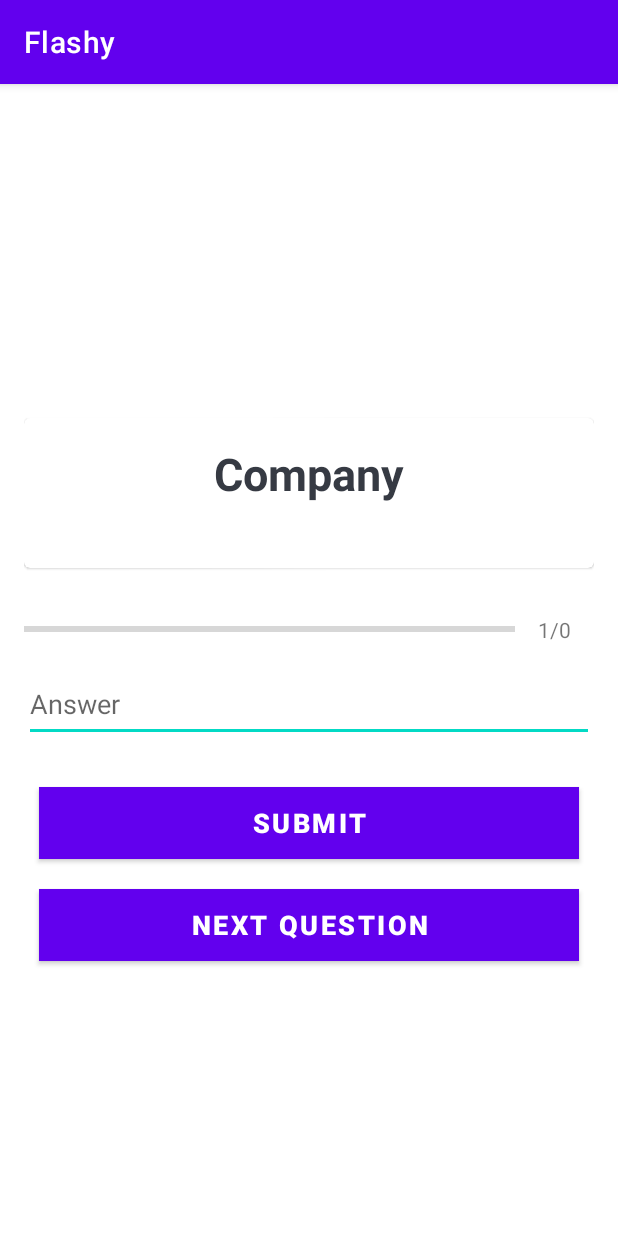
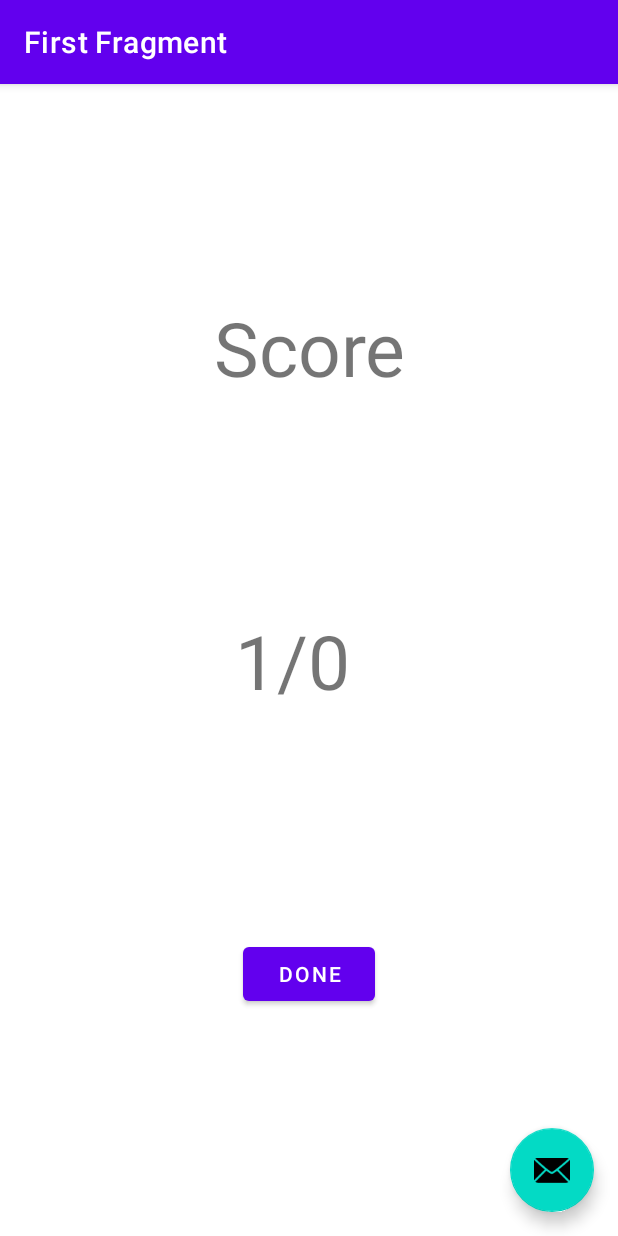
Before and after one commit to Codepath-Android-Group20/Flashy, an Android app: the QuizActivity screen opened directly, with no data from a screen before it, after a tap on "NEXT QUESTION", on a phone screen of 412 x 824 dp. Run offline under Robolectric (Android 15) with nearby library versions, the phone set to English and light mode, and no system bars; our stand-ins replace navigation-ui; libraries missing offline, so code that uses them is left out: com.parse; 4 statements that could not run were skipped.

Commit message:
added quiz results screen

```diff
--- a/app/src/main/AndroidManifest.xml
+++ b/app/src/main/AndroidManifest.xml
@@ -9,6 +9,11 @@
         android:roundIcon="@mipmap/ic_launcher_round"
         android:supportsRtl="true"
         android:theme="@style/Theme.Flashy">
+        <activity
+            android:name=".ResultsActivity"
+            android:exported="true"
+            android:label="@string/title_activity_results"
+            android:theme="@style/Theme.Flashy.NoActionBar" />
         <activity
             android:name=".QuizActivity"
             android:exported="false" />
--- a/app/src/main/java/com/codepath/flashy/QuizActivity.kt
+++ b/app/src/main/java/com/codepath/flashy/QuizActivity.kt
@@ -1,5 +1,6 @@
 package com.codepath.flashy
 
+import android.content.Intent
 import androidx.appcompat.app.AppCompatActivity
 import android.os.Bundle
 
@@ -16,6 +17,7 @@ class QuizActivity : AppCompatActivity() {
     private var progressBar: ProgressBar? = null
     private var tv_term: TextView? = null
     private var tvProgress: TextView? = null
+    private var numCorrect: Int = 0
     private lateinit var btn_submit: Button
     private lateinit var btn_nextQuestion: Button
     private var mCurrentPosition: Int = 1 // THE DEFAULT CURRENT POSITION
@@ -54,6 +56,11 @@ class QuizActivity : AppCompatActivity() {
         setQuestion()
         // Adding a click event for submit button. And Change the questions and check the select answers
         btn_submit.setOnClickListener {
+
+            if(mCurrentPosition ==  mQuestionsList!!.size)
+            {
+
+            }
             val question = mQuestionsList?.get(mCurrentPosition - 1)
             val typedAnswer = findViewById<EditText>(R.id.et_answer).text.toString()
 
@@ -62,11 +69,10 @@ class QuizActivity : AppCompatActivity() {
                 Toast.makeText(this, "The answer is wrong", Toast.LENGTH_LONG).show()
             } else {
                 Toast.makeText(this, "The answer is right", Toast.LENGTH_LONG).show()
+                numCorrect++
             }
 
-            if (mCurrentPosition == mQuestionsList!!.size) {
-                btn_submit?.text = "FINISH"
-            }
+
         }
 
         // move to next question
@@ -74,6 +80,15 @@ class QuizActivity : AppCompatActivity() {
             mCurrentPosition++
             if (mCurrentPosition <= mQuestionsList!!.size) {
                 setQuestion()
+            }
+            else{
+                //show results
+                Toast.makeText(this, numCorrect.toString(), Toast.LENGTH_SHORT).show()
+                // new intent results screen
+                val intent = Intent(this, ResultsActivity::class.java)
+                intent.putExtra("Score", numCorrect.toString()+"/" + mQuestionsList!!.size.toString())
+                startActivity(intent)
+
             }
         }
 
@@ -84,8 +99,8 @@ class QuizActivity : AppCompatActivity() {
 
         // check if the position of the question is last then change the text of the button
         if (mCurrentPosition == mQuestionsList!!.size) {
-            btn_submit?.text = "FINISH"
-            btn_submit?.text = "SUBMIT"
+            btn_nextQuestion?.text = "FINISH"
+
         }
 
         // update progressBar
@@ -93,7 +108,7 @@ class QuizActivity : AppCompatActivity() {
         progressBar?.progress = mCurrentPosition
         tvProgress?.text = "$mCurrentPosition" + "/" + progressBar?.max
 
-        // set the curremt question and the options in the UI
+        // set the current question and the options in the UI
         tv_term?.text = question.term
     }
 
--- /dev/null
+++ b/app/src/main/java/com/codepath/flashy/ResultsActivity.kt
@@ -0,0 +1,48 @@
+package com.codepath.flashy
+
+import android.os.Bundle
+import com.google.android.material.snackbar.Snackbar
+import androidx.appcompat.app.AppCompatActivity
+import androidx.navigation.findNavController
+import androidx.navigation.ui.AppBarConfiguration
+import androidx.navigation.ui.navigateUp
+import androidx.navigation.ui.setupActionBarWithNavController
+import com.codepath.flashy.databinding.ActivityResultsBinding
+import android.content.Intent
+import android.widget.EditText
+import android.widget.TextView
+import android.widget.Toast
+
+class ResultsActivity : AppCompatActivity() {
+
+    private lateinit var appBarConfiguration: AppBarConfiguration
+    private lateinit var binding: ActivityResultsBinding
+    private  lateinit  var results: String
+
+    override fun onCreate(savedInstanceState: Bundle?) {
+        super.onCreate(savedInstanceState)
+
+        binding = ActivityResultsBinding.inflate(layoutInflater)
+        setContentView(binding.root)
+
+        setSupportActionBar(binding.toolbar)
+
+        val navController = findNavController(R.id.nav_host_fragment_content_results)
+        appBarConfiguration = AppBarConfiguration(navController.graph)
+        setupActionBarWithNavController(navController, appBarConfiguration)
+
+        binding.fab.setOnClickListener { view ->
+            Snackbar.make(view, "Replace with your own action", Snackbar.LENGTH_LONG)
+                .setAction("Action", null).show()
+        }
+        results = intent.getStringExtra("Score").toString()
+        findViewById<TextView>(R.id.tv_score).text = results
+        //Toast.makeText(this, results, Toast.LENGTH_SHORT).show()
+    }
+
+    override fun onSupportNavigateUp(): Boolean {
+        val navController = findNavController(R.id.nav_host_fragment_content_results)
+        return navController.navigateUp(appBarConfiguration)
+                || super.onSupportNavigateUp()
+    }
+}
--- /dev/null
+++ b/app/src/main/java/com/codepath/flashy/ResultsFragment.kt
@@ -0,0 +1,45 @@
+package com.codepath.flashy
+
+import android.os.Bundle
+import androidx.fragment.app.Fragment
+import android.view.LayoutInflater
+import android.view.View
+import android.view.ViewGroup
+import androidx.navigation.fragment.findNavController
+import com.codepath.flashy.databinding.FragmentFirstBinding
+
+/**
+ * A simple [Fragment] subclass as the default destination in the navigation.
+ */
+class ResultsFragment : Fragment() {
+
+    private var _binding: FragmentFirstBinding? = null
+
+    // This property is only valid between onCreateView and
+    // onDestroyView.
+    private val binding get() = _binding!!
+
+    override fun onCreateView(
+        inflater: LayoutInflater, container: ViewGroup?,
+        savedInstanceState: Bundle?
+    ): View? {
+
+        _binding = FragmentFirstBinding.inflate(inflater, container, false)
+        return binding.root
+
+    }
+
+    override fun onViewCreated(view: View, savedInstanceState: Bundle?) {
+        super.onViewCreated(view, savedInstanceState)
+        //button done take to collection activity
+
+        binding.btnDone.setOnClickListener {
+            findNavController().navigate(R.id.action_myCollection)
+        }
+    }
+
+    override fun onDestroyView() {
+        super.onDestroyView()
+        _binding = null
+    }
+}
--- /dev/null
+++ b/app/src/main/res/layout/activity_results.xml
@@ -0,0 +1,40 @@
+<?xml version="1.0" encoding="utf-8"?>
+<androidx.coordinatorlayout.widget.CoordinatorLayout xmlns:android="http://schemas.android.com/apk/res/android"
+    xmlns:app="http://schemas.android.com/apk/res-auto"
+    xmlns:tools="http://schemas.android.com/tools"
+    android:layout_width="match_parent"
+    android:layout_height="match_parent"
+    tools:context=".ResultsActivity">
+
+    <com.google.android.material.appbar.AppBarLayout
+        android:layout_width="match_parent"
+        android:layout_height="wrap_content"
+        android:theme="@style/Theme.Flashy.AppBarOverlay">
+
+        <androidx.appcompat.widget.Toolbar
+            android:id="@+id/toolbar"
+            android:layout_width="match_parent"
+            android:layout_height="?attr/actionBarSize"
+            android:background="?attr/colorPrimary"
+            app:popupTheme="@style/Theme.Flashy.PopupOverlay" />
+
+    </com.google.android.material.appbar.AppBarLayout>
+
+    <include layout="@layout/content_results" />
+
+    <com.google.android.material.floatingactionbutton.FloatingActionButton
+        android:id="@+id/fab"
+        android:layout_width="wrap_content"
+        android:layout_height="wrap_content"
+        android:layout_gravity="bottom|end"
+        android:layout_marginEnd="@dimen/fab_margin"
+        android:layout_marginBottom="16dp"
+        app:srcCompat="@android:drawable/ic_dialog_email" />
+
+    <TextView
+        android:id="@+id/textView"
+        android:layout_width="wrap_content"
+        android:layout_height="wrap_content"
+        android:text="TextView" />
+
+</androidx.coordinatorlayout.widget.CoordinatorLayout>
--- /dev/null
+++ b/app/src/main/res/layout/content_results.xml
@@ -0,0 +1,19 @@
+<?xml version="1.0" encoding="utf-8"?>
+<androidx.constraintlayout.widget.ConstraintLayout xmlns:android="http://schemas.android.com/apk/res/android"
+    xmlns:app="http://schemas.android.com/apk/res-auto"
+    android:layout_width="match_parent"
+    android:layout_height="match_parent"
+    app:layout_behavior="@string/appbar_scrolling_view_behavior">
+
+    <fragment
+        android:id="@+id/nav_host_fragment_content_results"
+        android:name="androidx.navigation.fragment.NavHostFragment"
+        android:layout_width="0dp"
+        android:layout_height="0dp"
+        app:defaultNavHost="true"
+        app:layout_constraintBottom_toBottomOf="parent"
+        app:layout_constraintLeft_toLeftOf="parent"
+        app:layout_constraintRight_toRightOf="parent"
+        app:layout_constraintTop_toTopOf="parent"
+        app:navGraph="@navigation/nav_graph" />
+</androidx.constraintlayout.widget.ConstraintLayout>
--- /dev/null
+++ b/app/src/main/res/layout/fragment_first.xml
@@ -0,0 +1,47 @@
+<?xml version="1.0" encoding="utf-8"?>
+<androidx.constraintlayout.widget.ConstraintLayout xmlns:android="http://schemas.android.com/apk/res/android"
+    xmlns:app="http://schemas.android.com/apk/res-auto"
+    xmlns:tools="http://schemas.android.com/tools"
+    android:layout_width="match_parent"
+    android:layout_height="match_parent"
+    tools:context=".ResultsFragment">
+
+    <TextView
+        android:id="@+id/tv_score"
+        android:layout_width="wrap_content"
+        android:layout_height="wrap_content"
+
+        android:text="@string/hello_first_fragment"
+        android:textSize="50sp"
+        android:textAlignment="center"
+        android:fontFamily="sans-serif"
+        app:layout_constraintBottom_toBottomOf="parent"
+        app:layout_constraintEnd_toEndOf="parent"
+        app:layout_constraintHorizontal_bias="0.467"
+        app:layout_constraintStart_toStartOf="parent"
+        app:layout_constraintTop_toTopOf="parent" />
+
+    <TextView
+        android:id="@+id/tv_score_heading"
+        android:layout_width="wrap_content"
+        android:layout_height="wrap_content"
+        android:text="Score"
+        android:textSize="50sp"
+        android:textAlignment="center"
+        android:fontFamily="sans-serif"
+        app:layout_constraintBottom_toTopOf="@+id/tv_score"
+        app:layout_constraintEnd_toEndOf="parent"
+        app:layout_constraintStart_toStartOf="parent"
+        app:layout_constraintTop_toTopOf="parent" />
+
+    <Button
+        android:id="@+id/btn_done"
+        android:layout_width="wrap_content"
+        android:layout_height="wrap_content"
+        android:text="Done"
+        app:layout_constraintBottom_toBottomOf="parent"
+        app:layout_constraintEnd_toEndOf="parent"
+        app:layout_constraintStart_toStartOf="parent"
+        app:layout_constraintTop_toBottomOf="@+id/tv_score" />
+
+</androidx.constraintlayout.widget.ConstraintLayout>
--- /dev/null
+++ b/app/src/main/res/navigation/nav_graph.xml
@@ -0,0 +1,28 @@
+<?xml version="1.0" encoding="utf-8"?>
+<navigation xmlns:android="http://schemas.android.com/apk/res/android"
+    xmlns:app="http://schemas.android.com/apk/res-auto"
+    xmlns:tools="http://schemas.android.com/tools"
+    android:id="@+id/nav_graph"
+    app:startDestination="@id/FirstFragment">
+
+    <fragment
+        android:id="@+id/FirstFragment"
+        android:name="com.codepath.flashy.ResultsFragment"
+        android:label="@string/first_fragment_label"
+        tools:layout="@layout/fragment_first">
+
+        <action
+            android:id="@+id/action_FirstFragment_to_SecondFragment"
+            app:destination="@id/SecondFragment" />
+    </fragment>
+    <fragment
+        android:id="@+id/SecondFragment"
+        android:name="com.codepath.flashy.SecondFragment"
+        android:label="@string/second_fragment_label"
+        tools:layout="@layout/fragment_second">
+
+        <action
+            android:id="@+id/action_SecondFragment_to_FirstFragment"
+            app:destination="@id/FirstFragment" />
+    </fragment>
+</navigation>
--- /dev/null
+++ b/app/src/main/res/values-land/dimens.xml
@@ -0,0 +1,3 @@
+<resources>
+    <dimen name="fab_margin">48dp</dimen>
+</resources>
--- /dev/null
+++ b/app/src/main/res/values-w1240dp/dimens.xml
@@ -0,0 +1,3 @@
+<resources>
+    <dimen name="fab_margin">200dp</dimen>
+</resources>
--- /dev/null
+++ b/app/src/main/res/values-w600dp/dimens.xml
@@ -0,0 +1,3 @@
+<resources>
+    <dimen name="fab_margin">48dp</dimen>
+</resources>
--- /dev/null
+++ b/app/src/main/res/values/dimens.xml
@@ -0,0 +1,3 @@
+<resources>
+    <dimen name="fab_margin">16dp</dimen>
+</resources>
--- a/app/src/main/res/values/strings.xml
+++ b/app/src/main/res/values/strings.xml
@@ -8,4 +8,13 @@
     <string name="back4app_client_key">IuLBajYGNTJDBRFltg8KORqJRTzafP4u4HyUEljy</string>
     <!-- TODO: Remove or change this placeholder text -->
     <string name="hello_blank_fragment">Hello blank fragment</string>
+    <string name="title_activity_results">ResultsActivity</string>
+    <!-- Strings used for fragments for navigation -->
+    <string name="first_fragment_label">First Fragment</string>
+    <string name="second_fragment_label">Second Fragment</string>
+    <string name="next">Next</string>
+    <string name="previous">Previous</string>
+
+    <string name="hello_first_fragment">Hello first fragment</string>
+    <string name="hello_second_fragment">Hello second fragment. Arg: %1$s</string>
 </resources>
--- a/app/src/main/res/values/themes.xml
+++ b/app/src/main/res/values/themes.xml
@@ -13,4 +13,13 @@
         <item name="android:statusBarColor" tools:targetApi="l">?attr/colorPrimaryVariant</item>
         <!-- Customize your theme here. -->
     </style>
+
+    <style name="Theme.Flashy.NoActionBar">
+        <item name="windowActionBar">false</item>
+        <item name="windowNoTitle">true</item>
+    </style>
+
+    <style name="Theme.Flashy.AppBarOverlay" parent="ThemeOverlay.AppCompat.Dark.ActionBar" />
+
+    <style name="Theme.Flashy.PopupOverlay" parent="ThemeOverlay.AppCompat.Light" />
 </resources>
```
Also changed, not shown: app/build.gradle (+7 -0 lines), app/src/main/java/com/codepath/flashy/SecondFragment.kt (added, +44 -0 lines), app/src/main/res/layout/fragment_second.xml (added, +27 -0 lines).
